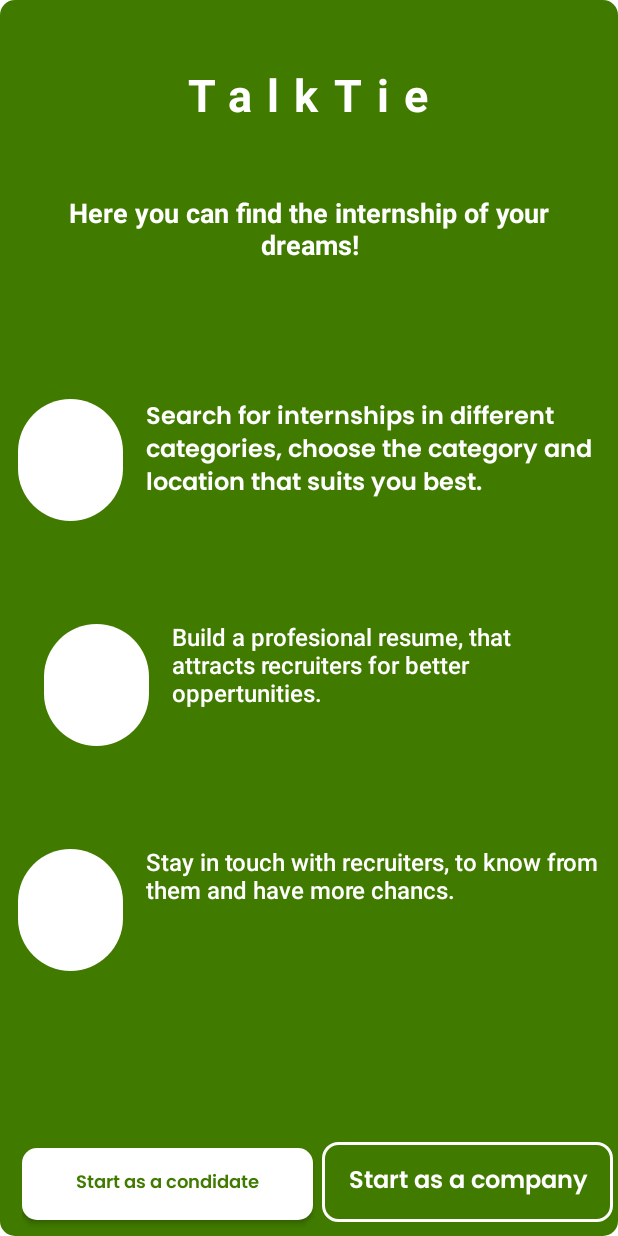
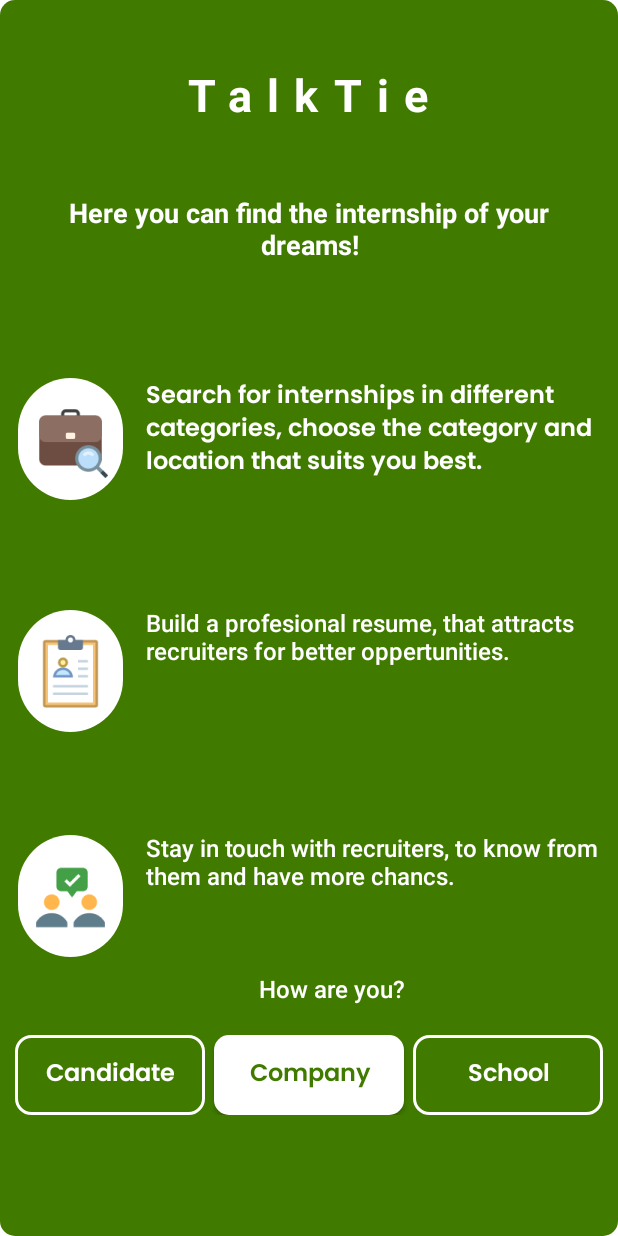
Before and after one commit to Bokurai/Proyecto_Talktie, an Android app: the fragment SelectRegister shown on its own in the app's theme, on a phone screen of 412 x 824 dp. Run offline under Robolectric (Android 15) with nearby library versions, the light colour scheme and no system bars.

Commit message:
botones registro

```diff
--- a/app/src/main/res/layout/fragment_first.xml
+++ b/app/src/main/res/layout/fragment_first.xml
@@ -16,6 +16,7 @@
         android:layout_marginTop="@dimen/_243pxv"
         android:layout_width="@dimen/_213pxh"
         android:scaleType="fitXY"
-        android:imageRes="@{@drawable/talktie}"
-        tools:ignore="ContentDescription" tools:src="@drawable/img_rectangle6"/>
+        android:src="@drawable/talktie"
+        tools:ignore="ContentDescription"
+        tools:src="@drawable/img_rectangle6"/>
 </FrameLayout>
--- a/app/src/main/res/layout/fragment_select_register.xml
+++ b/app/src/main/res/layout/fragment_select_register.xml
@@ -37,7 +37,7 @@
                 android:layout_height="wrap_content"
                 android:layout_marginEnd="@dimen/_12pxh"
                 android:layout_marginStart="@dimen/_12pxh"
-                android:layout_marginTop="@dimen/_76pxv"
+                android:layout_marginTop="@dimen/_75pxh"
                 android:layout_width="match_parent" android:orientation="horizontal">
                 <FrameLayout android:id="@+id/frameStackjobseeker"
                     android:layout_height="@dimen/_69pxv"
@@ -53,8 +53,9 @@
                         android:layout_marginTop="@dimen/_10pxv"
                         android:layout_width="@dimen/_50pxh"
                         android:scaleType="fitXY"
-                        imageRes="@{@drawable/img_jobseeker}"
-                        tools:ignore="ContentDescription" tools:src="@drawable/img_jobseeker"/>
+                        android:src="@drawable/img_jobseeker"
+                        tools:ignore="ContentDescription"
+                        tools:src="@drawable/img_jobseeker"/>
                 </FrameLayout>
                 <TextView android:id="@+id/txtSearchforinte"
                     android:layout_height="wrap_content"
@@ -62,18 +63,17 @@
                     android:layout_weight="0.79"
                     android:layout_width="0dp"
                     android:text="@string/msg_search_for_inte"
-                    style="@style/txtPoppinssemibold16_1" tools:text="@string/msg_search_for_inte"/>
+                    style="@style/txtPoppinssemibold16_1"
+                    tools:text="@string/msg_search_for_inte"/>
             </LinearLayout>
 
-            <LinearLayout
+            <LinearLayout android:gravity="start"
                 android:id="@+id/linearRowcv"
-                android:layout_width="match_parent"
                 android:layout_height="wrap_content"
-                android:layout_marginStart="@dimen/_29pxh"
-                android:layout_marginTop="@dimen/_52pxv"
-                android:layout_marginEnd="@dimen/_29pxh"
-                android:gravity="start"
-                android:orientation="horizontal">
+                android:layout_marginEnd="@dimen/_12pxh"
+                android:layout_marginStart="@dimen/_12pxh"
+                android:layout_marginTop="@dimen/_56pxv"
+                android:layout_width="match_parent" android:orientation="horizontal">
 
                 <FrameLayout
                     android:id="@+id/frameStackcv"
@@ -84,7 +84,6 @@
 
                     <ImageView
                         android:id="@+id/imageCV"
-                        imageRes="@{@drawable/img_cv}"
                         android:layout_width="@dimen/_50pxh"
                         android:layout_height="@dimen/_50pxh"
                         android:layout_gravity="center"
@@ -94,7 +93,7 @@
                         android:layout_marginBottom="@dimen/_9pxv"
                         android:scaleType="fitXY"
                         tools:ignore="ContentDescription"
-                        tools:src="@drawable/img_cv" />
+                        android:src="@drawable/img_cv" />
                 </FrameLayout>
 
                 <TextView
@@ -129,7 +128,7 @@
                         android:layout_marginTop="@dimen/_10pxv"
                         android:layout_width="@dimen/_50pxh"
                         android:scaleType="fitXY"
-                        imageRes="@{@drawable/img_grouptask}"
+                        android:src="@drawable/img_grouptask"
                         tools:ignore="ContentDescription" tools:src="@drawable/img_grouptask"/>
                 </FrameLayout>
                 <TextView android:id="@+id/txtStayintouchw"
@@ -140,13 +139,28 @@
                     android:layout_width="0dp"
                     android:text="@string/msg_stay_in_touch_w"
                     style="@style/txtRobotoromansemibold16_1" tools:text="@string/msg_stay_in_touch_w"/>
+
             </LinearLayout>
+
+            <LinearLayout
+                android:layout_marginTop="@dimen/_10pxh"
+                android:gravity="center"
+                android:layout_width="match_parent"
+                android:layout_height="wrap_content"
+                android:orientation="vertical">
+
+                <TextView android:id="@+id/txtHowAre"
+                    android:layout_height="wrap_content"
+                    android:layout_marginBottom="@dimen/_10pxh"
+                    android:layout_marginStart="@dimen/_15pxh"
+                    android:layout_weight="0.79"
+                    android:layout_width="wrap_content"
+                    android:text="@string/msg_how_are"
+                    style="@style/txtRobotoromansemibold16_1" tools:text="@string/msg_how_are"/>
+
                 <LinearLayout android:id="@+id/linearRowstartAsACondidate"
-                android:layout_height="200dp"
-                android:layout_marginBottom="@dimen/_33pxv"
-                android:layout_marginEnd="@dimen/_6pxh"
-                android:layout_marginStart="@dimen/_12pxh"
-                android:layout_marginTop="@dimen/_97pxv"
+                    android:layout_height="wrap_content"
+                    android:padding="@dimen/_10sp"
                     android:layout_width="match_parent" android:orientation="horizontal">
                     <androidx.appcompat.widget.AppCompatButton
                         android:ellipsize="end" android:gravity="center"
@@ -161,8 +175,7 @@
                         android:singleLine="true"
                         android:text="@string/msg_start_as_a_cond"
                         android:textAllCaps="false"
-                    android:textSize="12sp"
-                    style="@style/btnSolidRounded_1" tools:text="@string/msg_start_as_a_cond"/>
+                        style="@style/btnRoundedOutline" tools:text="@string/msg_start_as_a_cond"/>
                     <androidx.appcompat.widget.AppCompatButton
                         android:ellipsize="end" android:gravity="center"
                         android:id="@+id/btnStartAsACompanyOne"
@@ -177,7 +190,28 @@
                         android:singleLine="true"
                         android:text="@string/msg_start_as_a_comp"
                         android:textAllCaps="false"
-                    style="@style/btnRoundedOutline" tools:text="@string/msg_start_as_a_comp"/>
+                        style="@style/btnSolidRounded_1"
+                        tools:text="@string/msg_start_as_a_comp"/>
+                    <androidx.appcompat.widget.AppCompatButton
+                        android:ellipsize="end" android:gravity="center"
+                        android:id="@+id/btnStartAsASchoolOne"
+                        android:layout_height="wrap_content"
+                        android:layout_marginStart="@dimen/_6pxh"
+                        android:layout_weight="0.5"
+                        android:layout_width="0dp"
+                        android:paddingBottom="@dimen/_11pxv"
+                        android:paddingEnd="@dimen/_16pxh"
+                        android:paddingStart="@dimen/_17pxh"
+                        android:paddingTop="@dimen/_11pxv"
+                        android:singleLine="true"
+                        android:text="@string/msg_start_as_a_school"
+                        android:textAllCaps="false"
+                        style="@style/btnRoundedOutline" tools:text="@string/msg_start_as_a_school"/>
+
                 </LinearLayout>
             </LinearLayout>
+
+
             </LinearLayout>
+
+    </LinearLayout>
--- a/app/src/main/res/values/strings.xml
+++ b/app/src/main/res/values/strings.xml
@@ -1,5 +1,7 @@
 <?xml version="1.0" encoding="UTF-8" standalone="no"?>
 <resources>
+    <string name="hello_blank_fragment">hello_blank_fragment</string>
+
     <string name="app_name">bokurai_s_application3</string>
     <string name="loading">Loading…</string>
     <string name="no_internet_connection">No internet connection!</string>
@@ -278,7 +280,7 @@ Rec</string>
     <string name="lbl_privacy_policy2">Privacy Policy</string>
     <string name="lbl_3d_animator">3D Animator</string>
     <string name="msg_have_an_account">Have an account? Log In</string>
-    <string name="msg_start_as_a_cond">Start as a condidate</string>
+    <string name="msg_start_as_a_cond">Candidate</string>
     <string name="lbl_start_date">Start Date</string>
     <string name="msg_student_profile">Student profiles</string>
     <string name="msg_interaction_des">Interaction Designer</string>
@@ -340,7 +342,9 @@ Rec</string>
     <string name="msg_profile_complet">Profile completeness 87%</string>
     <string name="lbl_arabic">Arabic</string>
     <string name="msg_hello_nice_to">Hello, nice to meet you!</string>
-    <string name="msg_start_as_a_comp">Start as a company</string>
+    <string name="msg_start_as_a_comp">Company</string>
+    <string name="msg_start_as_a_school">School</string>
+    <string name="msg_how_are">How are you?</string>
     <string name="lbl_once_a_month">Once a Month</string>
     <string name="msg_type_of_institu">Type of institution</string>
     <string name="lbl_100_500">100-500</string>
```
Also changed, not shown: app/src/main/java/com/example/proyecto_talktie/Login.java (+4 -44 lines), app/src/main/res/layout/fragment_login.xml (+7 -14 lines), 1 other file. Lines whose indentation alone changed are shown as unchanged.
